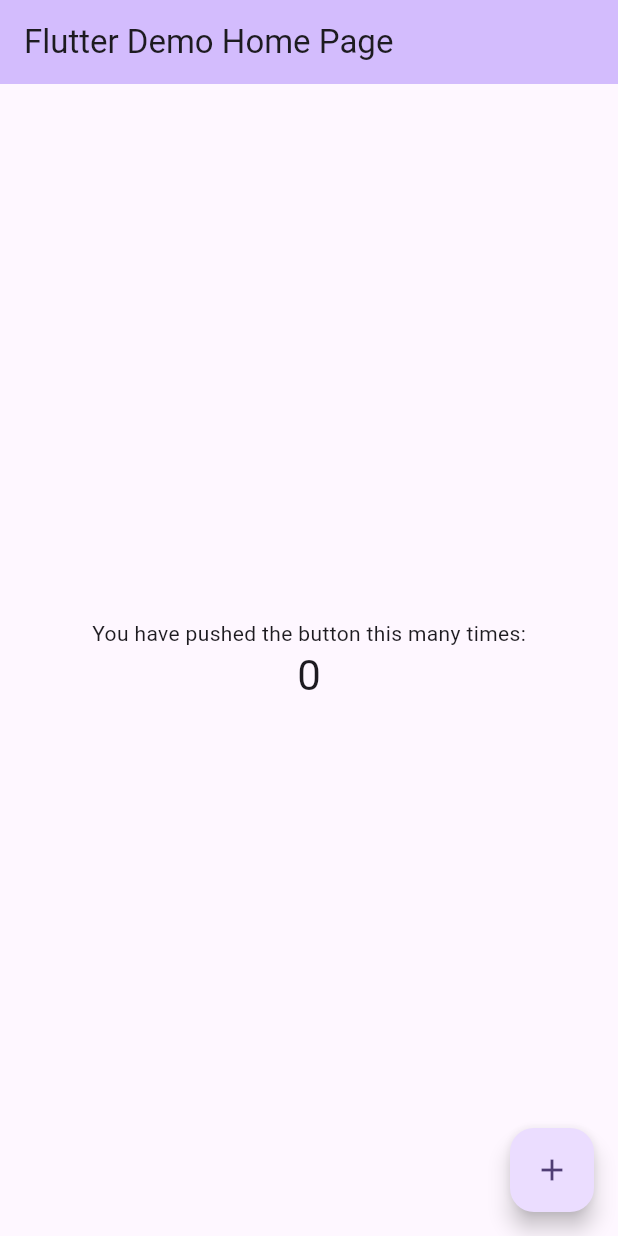
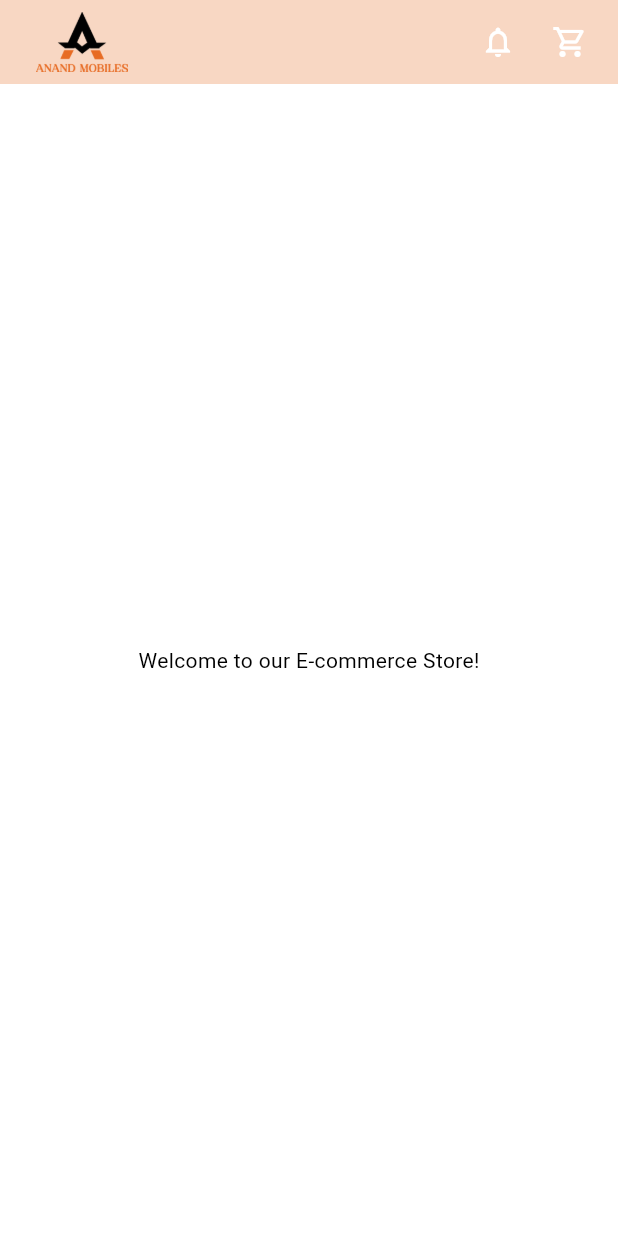
Before and after one commit to rachit9981/Ecommerce_FL_Flutter, a Flutter app: the screen it shows after launch, on a phone screen of 412 x 824 dp. Run offline on Flutter 3.47's test engine with Material 3 defaults, Android fonts, the phone set to English and light mode, and no system bars.

Commit message:
Basic setup started

```diff
--- /dev/null
+++ b/lib/components/app_bar/home.dart
@@ -0,0 +1,62 @@
+import 'package:flutter/material.dart';
+
+class HomeAppBar extends StatelessWidget implements PreferredSizeWidget {
+  final double height;
+  final VoidCallback? onCartPressed;
+  final VoidCallback? onNotificationsPressed;
+
+  const HomeAppBar({
+    super.key,
+    this.height = kToolbarHeight,
+    this.onCartPressed,
+    this.onNotificationsPressed,
+  });
+
+  @override
+  Size get preferredSize => Size.fromHeight(height);
+
+  @override
+  Widget build(BuildContext context) {
+    final Color primaryColor = Theme.of(context).colorScheme.primary;
+    final Color darkenedPrimaryColor = Color.lerp(primaryColor, Colors.white, 0.8)!;
+
+    return AppBar(
+      leadingWidth: 120,
+      backgroundColor: darkenedPrimaryColor,
+      leading: Padding(
+        padding: const EdgeInsets.all(8.0),
+        child: Row(
+          children: [
+            const SizedBox(width: 16),
+            Image.asset('assets/logo.png', fit: BoxFit.contain),
+            const SizedBox(width: 8),
+          ],
+        ),
+      ),
+      title: const Text(''),
+      centerTitle: true,
+      elevation: 4.0,
+      actions: <Widget>[
+        IconButton(
+          icon: const Icon(Icons.notifications_none_outlined),
+          tooltip: 'Notifications',
+          onPressed: onNotificationsPressed ?? () {
+            ScaffoldMessenger.of(context).showSnackBar(
+              const SnackBar(content: Text('Notifications pressed')),
+            );
+          },
+        ),
+        IconButton(
+          icon: const Icon(Icons.shopping_cart_outlined),
+          tooltip: 'Cart',
+          onPressed: onCartPressed ?? () {
+            ScaffoldMessenger.of(context).showSnackBar(
+              const SnackBar(content: Text('Cart pressed')),
+            );
+          },
+        ),
+        const SizedBox(width: 8),
+      ],
+    );
+  }
+}
--- a/lib/main.dart
+++ b/lib/main.dart
@@ -1,122 +1,34 @@
+import 'package:ecom/pages/home_page.dart';
 import 'package:flutter/material.dart';
 
 void main() {
-  runApp(const MyApp());
+  runApp(MyApp());
 }
 
 class MyApp extends StatelessWidget {
-  const MyApp({super.key});
-
-  // This widget is the root of your application.
   @override
   Widget build(BuildContext context) {
+    const Color primaryColor = Color(0xFFe76b23);
+    const Color secondaryColor = Color(0xFFFFD701);
+
     return MaterialApp(
-      title: 'Flutter Demo',
+      title: 'Themed App',
       theme: ThemeData(
-        // This is the theme of your application.
-        //
-        // TRY THIS: Try running your application with "flutter run". You'll see
-        // the application has a purple toolbar. Then, without quitting the app,
-        // try changing the seedColor in the colorScheme below to Colors.green
-        // and then invoke "hot reload" (save your changes or press the "hot
-        // reload" button in a Flutter-supported IDE, or press "r" if you used
-        // the command line to start the app).
-        //
-        // Notice that the counter didn't reset back to zero; the application
-        // state is not lost during the reload. To reset the state, use hot
-        // restart instead.
-        //
-        // This works for code too, not just values: Most code changes can be
-        // tested with just a hot reload.
-        colorScheme: ColorScheme.fromSeed(seedColor: Colors.deepPurple),
+        brightness: Brightness.light,
+        scaffoldBackgroundColor: Colors.white,
+        appBarTheme: const AppBarTheme(
+          backgroundColor: primaryColor,
+          foregroundColor: Colors.white,
+        ),
+        textTheme: const TextTheme(
+          bodyLarge: TextStyle(color: Colors.black),
+        ),
+        colorScheme: const ColorScheme.light(
+          primary: primaryColor,
+          secondary: secondaryColor,
+        ),
       ),
-      home: const MyHomePage(title: 'Flutter Demo Home Page'),
+      home: HomePage(),
     );
   }
 }
-
-class MyHomePage extends StatefulWidget {
-  const MyHomePage({super.key, required this.title});
-
-  // This widget is the home page of your application. It is stateful, meaning
-  // that it has a State object (defined below) that contains fields that affect
-  // how it looks.
-
-  // This class is the configuration for the state. It holds the values (in this
-  // case the title) provided by the parent (in this case the App widget) and
-  // used by the build method of the State. Fields in a Widget subclass are
-  // always marked "final".
-
-  final String title;
-
-  @override
-  State<MyHomePage> createState() => _MyHomePageState();
-}
-
-class _MyHomePageState extends State<MyHomePage> {
-  int _counter = 0;
-
-  void _incrementCounter() {
-    setState(() {
-      // This call to setState tells the Flutter framework that something has
-      // changed in this State, which causes it to rerun the build method below
-      // so that the display can reflect the updated values. If we changed
-      // _counter without calling setState(), then the build method would not be
-      // called again, and so nothing would appear to happen.
-      _counter++;
-    });
-  }
-
-  @override
-  Widget build(BuildContext context) {
-    // This method is rerun every time setState is called, for instance as done
-    // by the _incrementCounter method above.
-    //
-    // The Flutter framework has been optimized to make rerunning build methods
-    // fast, so that you can just rebuild anything that needs updating rather
-    // than having to individually change instances of widgets.
-    return Scaffold(
-      appBar: AppBar(
-        // TRY THIS: Try changing the color here to a specific color (to
-        // Colors.amber, perhaps?) and trigger a hot reload to see the AppBar
-        // change color while the other colors stay the same.
-        backgroundColor: Theme.of(context).colorScheme.inversePrimary,
-        // Here we take the value from the MyHomePage object that was created by
-        // the App.build method, and use it to set our appbar title.
-        title: Text(widget.title),
-      ),
-      body: Center(
-        // Center is a layout widget. It takes a single child and positions it
-        // in the middle of the parent.
-        child: Column(
-          // Column is also a layout widget. It takes a list of children and
-          // arranges them vertically. By default, it sizes itself to fit its
-          // children horizontally, and tries to be as tall as its parent.
-          //
-          // Column has various properties to control how it sizes itself and
-          // how it positions its children. Here we use mainAxisAlignment to
-          // center the children vertically; the main axis here is the vertical
-          // axis because Columns are vertical (the cross axis would be
-          // horizontal).
-          //
-          // TRY THIS: Invoke "debug painting" (choose the "Toggle Debug Paint"
-          // action in the IDE, or press "p" in the console), to see the
-          // wireframe for each widget.
-          mainAxisAlignment: MainAxisAlignment.center,
-          children: <Widget>[
-            const Text('You have pushed the button this many times:'),
-            Text(
-              '$_counter',
-              style: Theme.of(context).textTheme.headlineMedium,
-            ),
-          ],
-        ),
-      ),
-      floatingActionButton: FloatingActionButton(
-        onPressed: _incrementCounter,
-        tooltip: 'Increment',
-        child: const Icon(Icons.add),
-      ), // This trailing comma makes auto-formatting nicer for build methods.
-    );
-  }
-}
--- /dev/null
+++ b/lib/pages/home_page.dart
@@ -0,0 +1,14 @@
+import 'package:flutter/material.dart';
+import 'package:ecom/components/app_bar/home.dart';
+
+class HomePage extends StatelessWidget {
+  @override
+  Widget build(BuildContext context) {
+    return Scaffold(
+      appBar: HomeAppBar(),
+      body: Center(
+        child: Text('Welcome to our E-commerce Store!'),
+      ),
+    );
+  }
+}
```
Also changed, not shown: pubspec.yaml (+3 -4 lines), assets/logo.png (added), 18 other files.
